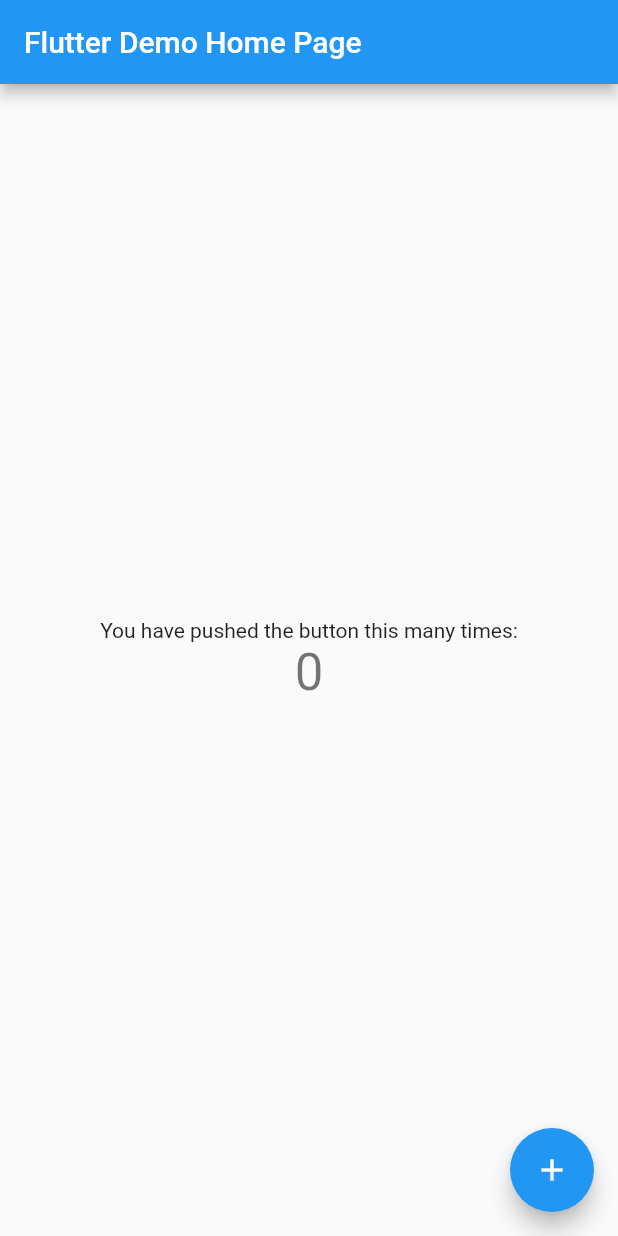
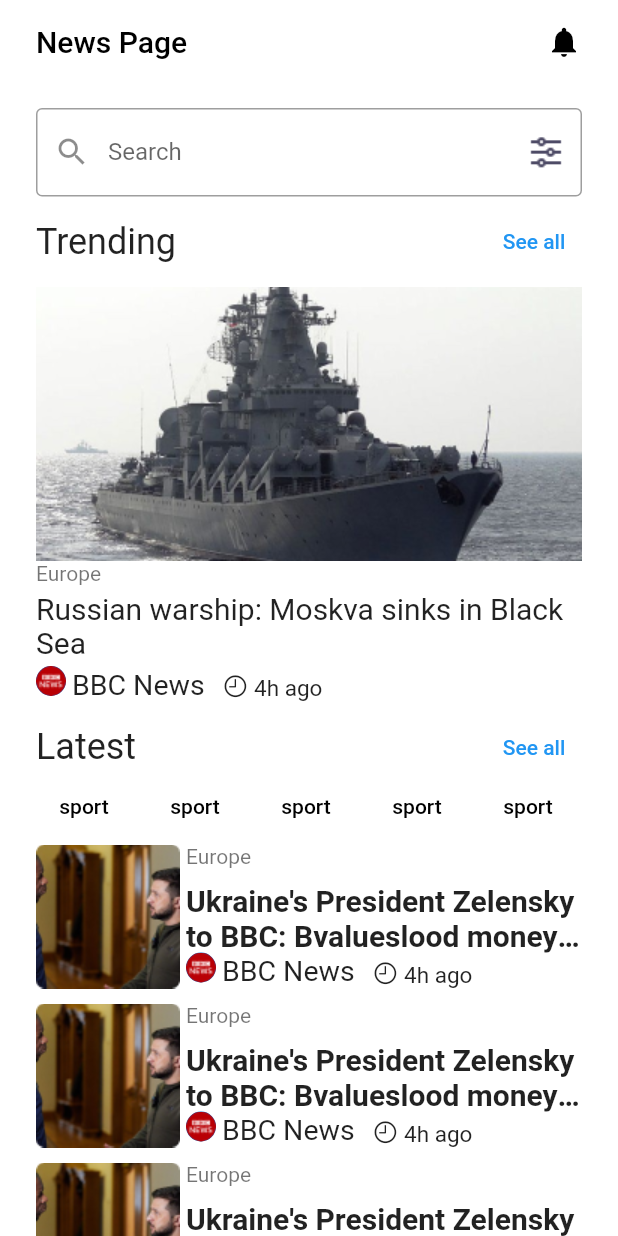
Before and after one commit to omarahmedZa/News-App, a Flutter app: the screen it shows after launch, on a phone screen of 412 x 824 dp. Run offline on Flutter 3.47's test engine with Material 2 defaults, Android fonts, the phone set to English and light mode, and no system bars.

Commit message:
make news screen

```diff
--- a/lib/main.dart
+++ b/lib/main.dart
@@ -1,4 +1,6 @@
 import 'package:flutter/material.dart';
+
+import 'news_screen.dart';
 
 void main() {
   runApp(const MyApp());
@@ -11,20 +13,22 @@ class MyApp extends StatelessWidget {
   @override
   Widget build(BuildContext context) {
     return MaterialApp(
-      title: 'Flutter Demo',
-      theme: ThemeData(
-        // This is the theme of your application.
-        //
-        // Try running your application with "flutter run". You'll see the
-        // application has a blue toolbar. Then, without quitting the app, try
-        // changing the primarySwatch below to Colors.green and then invoke
-        // "hot reload" (press "r" in the console where you ran "flutter run",
-        // or simply save your changes to "hot reload" in a Flutter IDE).
-        // Notice that the counter didn't reset back to zero; the application
-        // is not restarted.
-        primarySwatch: Colors.blue,
-      ),
-      home: const MyHomePage(title: 'Flutter Demo Home Page'),
+      debugShowCheckedModeBanner: false,
+      home: NewsScreen()
+      // title: 'Flutter Demo',
+      // theme: ThemeData(
+      //   // This is the theme of your application.
+      //   //
+      //   // Try running your application with "flutter run". You'll see the
+      //   // application has a blue toolbar. Then, without quitting the app, try
+      //   // changing the primarySwatch below to Colors.green and then invoke
+      //   // "hot reload" (press "r" in the console where you ran "flutter run",
+      //   // or simply save your changes to "hot reload" in a Flutter IDE).
+      //   // Notice that the counter didn't reset back to zero; the application
+      //   // is not restarted.
+      //   primarySwatch: Colors.green,
+      // ),
+      // home: const MyHomePage(title: 'Flutter Demo Home Page'),
     );
   }
 }
--- /dev/null
+++ b/lib/news_screen.dart
@@ -0,0 +1,403 @@
+import 'package:flutter/cupertino.dart';
+import 'package:flutter/material.dart';
+
+class NewsScreen extends StatelessWidget
+{
+  @override
+  Widget build(BuildContext context)
+  {
+    return Scaffold(
+      backgroundColor: Colors.white,
+      appBar: AppBar(
+        titleSpacing: 24.0,
+        title: const Text(
+          'News Page',
+          style: TextStyle(
+            color: Colors.black,
+          ),
+        ),
+        actions: const [
+          Padding(
+            padding: EdgeInsets.only(
+              right: 24.0
+            ),
+            child: Icon(
+            Icons.notifications,
+              color: Colors.black,
+        ),
+          ),
+        ],
+        backgroundColor: Colors.white,
+        elevation: 0.0,
+      ),
+      body: Padding(
+        padding: const EdgeInsets.only(
+          right: 24.0,
+          left: 24.0,
+        ),
+        child: SingleChildScrollView(
+          child: Column(
+            children: [
+              const SizedBox(
+                height: 16.0,
+              ),
+              TextFormField(
+                keyboardType: TextInputType.text,
+               decoration: const InputDecoration(
+                 labelText: 'Search',
+                 prefixIcon: Icon(
+                   Icons.search,
+                 ),
+                 suffixIcon: Image(
+                     image: AssetImage(
+                       'icons/Icon.png'
+                     ),
+                 ),
+                 border: OutlineInputBorder(),
+               ),
+              ),
+              const SizedBox(
+                height: 16.0,
+              ),
+              Row(
+                children: [
+                  Expanded(
+                    child: Column(
+                      crossAxisAlignment: CrossAxisAlignment.start,
+                      children: const [
+                        Text(
+                          'Trending',
+                          textAlign: TextAlign.start,
+                          style: TextStyle(
+                            fontSize: 24,
+                          ),
+                        ),
+                      ],
+                    ),
+                  ),
+                  Expanded(
+                    child: Column(
+                      crossAxisAlignment: CrossAxisAlignment.end,
+                      children: [
+                        SizedBox(
+                          height: 20.0,
+                          child: TextButton(
+                            onPressed: ()
+                            {
+
+                            },
+                            style: const ButtonStyle(
+                                padding: MaterialStatePropertyAll<EdgeInsetsDirectional>(
+                                  EdgeInsetsDirectional.all(0.0),
+                                )
+                            ),
+                            child: const Text(
+                                'See all'
+                            ),
+                          ),
+                        )
+                      ],
+                    ),
+                  ),
+                ],
+              ),
+              const SizedBox(
+                height: 16.0,
+              ),
+              Container(
+                width: double.infinity,
+                child: Column(
+                  children: [
+                    const Image(
+                        image: AssetImage(
+                          'images/image 1.png'
+                        ),
+                    ),
+                    Container(
+                      width: double.infinity,
+                      child: Column(
+                        crossAxisAlignment: CrossAxisAlignment.start,
+                        children: const [
+                          Text(
+                            'Europe',
+                            style: TextStyle(
+                              color: Colors.black54,
+                            ),
+                          ),
+                        ],
+                      ),
+                    ),
+                    const SizedBox(
+                      height: 4.0,
+                    ),
+                    Container(
+                      width: double.infinity,
+                      child: Column(
+                        crossAxisAlignment: CrossAxisAlignment.start,
+                        children: const [
+                          Text(
+                            'Russian warship: Moskva sinks in Black Sea',
+                            style: TextStyle(
+                              fontSize: 20
+                            ),
+                          ),
+                        ],
+                      ),
+                    ),
+                    const SizedBox(
+                      height: 4.0,
+                    ),
+                    Container(
+                      width: double.infinity,
+                      child: Row(
+                        crossAxisAlignment: CrossAxisAlignment.start,
+                        children: const [
+                          SizedBox(
+                            height: 20.0,
+                            width: 20.0,
+                            child: CircleAvatar(
+                              backgroundImage: AssetImage(
+                                'images/Ellipse.png'
+                              ),
+                            ),
+                          ),
+                          Padding(
+                            padding: EdgeInsetsDirectional.only(
+                              start: 4.0,
+                              end: 12.0,
+                              top: 1.0
+                            ),
+                            child: Text(
+                              'BBC News',
+                              style: TextStyle(
+                                fontSize: 19.0,
+                              ),
+                            ),
+                          ),
+                          Padding(
+                            padding: EdgeInsetsDirectional.only(
+                              top: 5.0,
+                              bottom: 1.0,
+                            ),
+                            child: Icon(
+                              CupertinoIcons.clock,
+                              size: 17.0,
+                            ),
+                          ),
+                          Padding(
+                            padding: EdgeInsetsDirectional.only(
+                              top: 6.0,
+                              start: 4.0
+                            ),
+                            child: Text(
+                              '4h ago',
+                              style: TextStyle(
+                                fontSize: 15.0,
+                              ),
+                            ),
+                          ),
+                        ],
+                      ),
+                    ),
+                  ],
+                ),
+              ),
+              const SizedBox(
+                height: 16.0,
+              ),
+              Row(
+                children: [
+                  Expanded(
+                    child: Column(
+                      crossAxisAlignment: CrossAxisAlignment.start,
+                      children: const [
+                        Text(
+                          'Latest',
+                          textAlign: TextAlign.start,
+                          style: TextStyle(
+                            fontSize: 24,
+                          ),
+                        ),
+                      ],
+                    ),
+                  ),
+                  Expanded(
+                    child: Column(
+                      crossAxisAlignment: CrossAxisAlignment.end,
+                      children: [
+                        SizedBox(
+                          height: 20.0,
+                          child: TextButton(
+                            onPressed: ()
+                            {
+
+                            },
+                            style: const ButtonStyle(
+                              padding: MaterialStatePropertyAll<EdgeInsetsDirectional>(
+                                EdgeInsetsDirectional.all(0.0),
+                              )
+                            ),
+                            child: const Text(
+                                'See all'
+                            ),
+                          ),
+                        )
+                      ],
+                    ),
+                  ),
+                ],
+              ),
+              const SizedBox(
+                height: 16.0,
+              ),
+              Container(
+                height: 19.0,
+                width: double.infinity,
+
+                child: ListView.separated(
+                  shrinkWrap: true,
+                  scrollDirection: Axis.horizontal,
+                    itemBuilder: (context, index) => NewsType(),
+                    separatorBuilder: (context, index) => const SizedBox(
+                      width: 10.0,
+                    ),
+                    itemCount: 20,
+                ),
+              ),
+              const SizedBox(
+                height: 16.0,
+              ),
+              ListView.separated(
+                physics: const NeverScrollableScrollPhysics(),
+                shrinkWrap: true,
+                itemBuilder: (context, index) => NewsItem(),
+                separatorBuilder: (context, index) => const SizedBox(
+                  height: 10.0,
+                ),
+                itemCount: 20,
+              ),
+            ],
+          ),
+        ),
+      ),
+    );
+  }
+
+  Widget NewsItem() => Row(
+    children: [
+      Container(
+        alignment: AlignmentDirectional.centerStart,
+        height: 96,
+        width: 96,
+        child: Column(
+          children: const [
+            Image(
+              image: AssetImage(
+                  'images/News Images.png'
+              ),
+            ),
+          ],
+        ),
+      ),
+      const SizedBox(
+        width: 4.0,
+      ),
+      Expanded(
+        child: Column(
+          crossAxisAlignment: CrossAxisAlignment.start,
+          children: [
+            Padding(
+              padding: EdgeInsetsDirectional.only(
+                  bottom: 10.0
+              ),
+              child: Text(
+                'Europe',
+                style: TextStyle(
+                  color: Colors.black54,
+                ),
+              ),
+            ),
+            Text(
+              'Ukraine\'s President Zelensky to BBC: Bvalueslood money being paid',
+              overflow: TextOverflow.ellipsis,
+              maxLines: 2,
+              style: TextStyle(
+                  fontSize: 20.0,
+                  fontWeight: FontWeight.bold
+              ),
+            ),
+            Row(
+              crossAxisAlignment: CrossAxisAlignment.start,
+              children: const [
+                SizedBox(
+                  height: 20.0,
+                  width: 20.0,
+                  child: CircleAvatar(
+                    backgroundImage: AssetImage(
+                        'images/Ellipse.png'
+                    ),
+                  ),
+                ),
+                Padding(
+                  padding: EdgeInsetsDirectional.only(
+                      start: 4.0,
+                      end: 12.0,
+                      top: 1.0
+                  ),
+                  child: Text(
+                    'BBC News',
+                    style: TextStyle(
+                      fontSize: 19.0,
+                    ),
+                  ),
+                ),
+                Padding(
+                  padding: EdgeInsetsDirectional.only(
+                    top: 5.0,
+                    bottom: 1.0,
+                  ),
+                  child: Icon(
+                    CupertinoIcons.clock,
+                    size: 17.0,
+                  ),
+                ),
+                Padding(
+                  padding: EdgeInsetsDirectional.only(
+                      top: 6.0,
+                      start: 4.0
+                  ),
+                  child: Text(
+                    '4h ago',
+                    style: TextStyle(
+                      fontSize: 15.0,
+                    ),
+                  ),
+                ),
+              ],
+            ),
+          ],
+        ),
+      ),
+    ],
+  );
+  Widget NewsType() => SizedBox(
+
+    child: TextButton(
+      onPressed: ()
+      {
+
+      },
+      style: const ButtonStyle(
+          padding: MaterialStatePropertyAll<EdgeInsetsDirectional>(
+            EdgeInsetsDirectional.all(0.0),
+          )
+      ),
+      child: const Text(
+        'sport',
+        style: TextStyle(
+          color: Colors.black,
+        ),
+      ),
+    ),
+  );
+}
--- a/pubspec.yaml
+++ b/pubspec.yaml
@@ -59,9 +59,9 @@ flutter:
   uses-material-design: true
 
   # To add assets to your application, add an assets section, like this:
-  # assets:
-  #   - images/a_dot_burr.jpeg
-  #   - images/a_dot_ham.jpeg
+  assets:
+    - icons/
+    - images/
 
   # An image asset can refer to one or more resolution-specific "variants", see
   # https://flutter.dev/assets-and-images/#resolution-aware
```
Also changed, not shown: icons/Icon.png (added), images/Ellipse.png (added), images/News Images.png (added), images/image 1.png (added).
